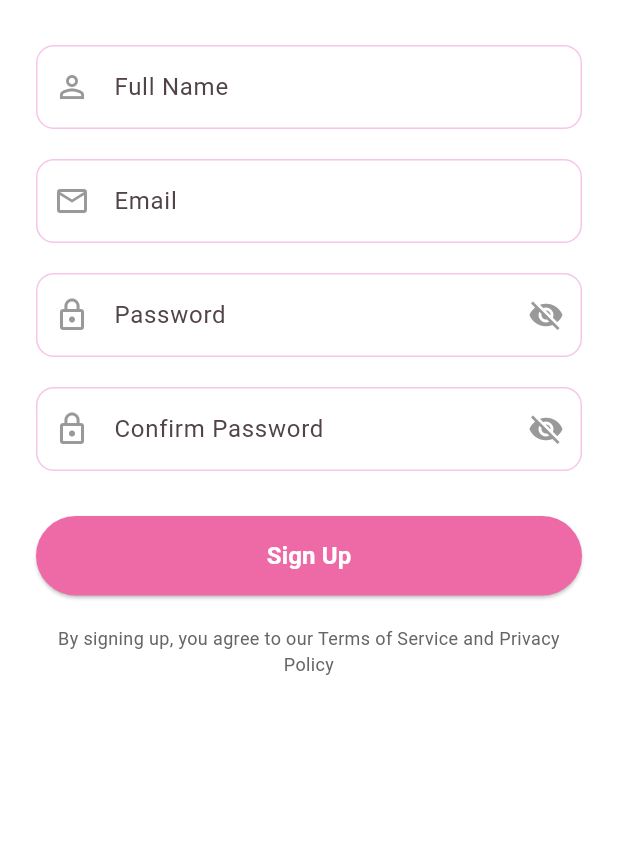
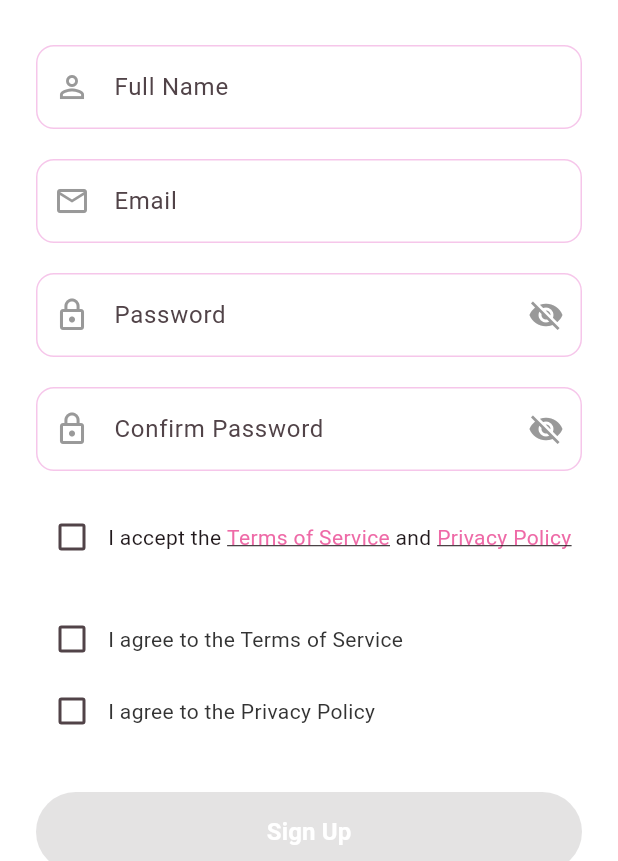
Before and after one commit to Faqih001/ovarian_cyst_support_app, a Flutter app: the SignupScreen screen opened directly, on a phone screen of 412 x 824 dp, the part 375-1236 px from its top. Run offline on Flutter 3.47's test engine with Material 3 defaults, Android fonts, the phone set to English and light mode, and no system bars; our stand-ins replace animated_text_kit, cloud_firestore, connectivity_plus, firebase_auth, firebase_core, firebase_messaging and 14 more; accounts and stored records are empty.

Commit message:
feat: Add user agreement handling with terms and privacy policy screens; update signup process to require acceptance

```diff
--- /dev/null
+++ b/lib/models/user_agreement.dart
@@ -0,0 +1,31 @@
+class UserAgreement {
+  final String userId;
+  final bool hasAcceptedTerms;
+  final bool hasAcceptedPrivacy;
+  final DateTime acceptedAt;
+
+  UserAgreement({
+    required this.userId,
+    required this.hasAcceptedTerms,
+    required this.hasAcceptedPrivacy,
+    required this.acceptedAt,
+  });
+
+  Map<String, dynamic> toMap() {
+    return {
+      'userId': userId,
+      'hasAcceptedTerms': hasAcceptedTerms,
+      'hasAcceptedPrivacy': hasAcceptedPrivacy,
+      'acceptedAt': acceptedAt.toIso8601String(),
+    };
+  }
+
+  factory UserAgreement.fromMap(Map<String, dynamic> map) {
+    return UserAgreement(
+      userId: map['userId'] as String,
+      hasAcceptedTerms: map['hasAcceptedTerms'] as bool,
+      hasAcceptedPrivacy: map['hasAcceptedPrivacy'] as bool,
+      acceptedAt: DateTime.parse(map['acceptedAt'] as String),
+    );
+  }
+}
--- a/lib/screens/auth/signup_screen.dart
+++ b/lib/screens/auth/signup_screen.dart
@@ -4,6 +4,8 @@ import 'package:provider/provider.dart';
 import 'package:ovarian_cyst_support_app/constants.dart';
 import 'package:ovarian_cyst_support_app/screens/home_screen.dart';
 import 'package:ovarian_cyst_support_app/services/auth_service.dart';
+import 'package:ovarian_cyst_support_app/screens/legal/privacy_policy_screen.dart';
+import 'package:ovarian_cyst_support_app/screens/legal/terms_of_service_screen.dart';
 
 class SignupScreen extends StatefulWidget {
   const SignupScreen({super.key});
@@ -22,6 +24,8 @@ class _SignupScreenState extends State<SignupScreen>
   final _formKey = GlobalKey<FormState>();
   bool _obscurePassword = true;
   bool _obscureConfirmPassword = true;
+  bool _acceptedTerms = false;
+  bool _acceptedPrivacy = false;
   late AnimationController _animationController;
   late Animation<Offset> _slideAnimation;
 
@@ -216,15 +220,144 @@ class _SignupScreenState extends State<SignupScreen>
                     },
                   ),
 
+                  const SizedBox(height: 20),
+
+                  // Terms and conditions checkbox
+                  Row(
+                    children: [
+                      Checkbox(
+                        value: _acceptedTerms,
+                        onChanged: (value) {
+                          setState(() {
+                            _acceptedTerms = value!;
+                          });
+                        },
+                      ),
+                      const Text('I accept the '),
+                      GestureDetector(
+                        onTap: () {
+                          Navigator.of(context).push(
+                            MaterialPageRoute(
+                              builder: (context) =>
+                                  const TermsOfServiceScreen(),
+                            ),
+                          );
+                        },
+                        child: const Text(
+                          'Terms of Service',
+                          style: TextStyle(
+                            color: AppColors.primary,
+                            decoration: TextDecoration.underline,
+                          ),
+                        ),
+                      ),
+                      const Text(' and '),
+                      GestureDetector(
+                        onTap: () {
+                          Navigator.of(context).push(
+                            MaterialPageRoute(
+                              builder: (context) => const PrivacyPolicyScreen(),
+                            ),
+                          );
+                        },
+                        child: const Text(
+                          'Privacy Policy',
+                          style: TextStyle(
+                            color: AppColors.primary,
+                            decoration: TextDecoration.underline,
+                          ),
+                        ),
+                      ),
+                    ],
+                  ),
+
+                  const SizedBox(height: 20),
+
+                  // Terms and Privacy Policy
+                  Column(
+                    children: [
+                      Row(
+                        children: [
+                          Checkbox(
+                            value: _acceptedTerms,
+                            onChanged: (bool? value) {
+                              setState(() {
+                                _acceptedTerms = value ?? false;
+                              });
+                            },
+                          ),
+                          Expanded(
+                            child: GestureDetector(
+                              onTap: () {
+                                Navigator.push(
+                                  context,
+                                  MaterialPageRoute(
+                                    builder: (context) =>
+                                        const TermsOfServiceScreen(),
+                                  ),
+                                );
+                              },
+                              child: Text(
+                                'I agree to the Terms of Service',
+                                style: Theme.of(context)
+                                    .textTheme
+                                    .bodyMedium
+                                    ?.copyWith(
+                                      color: AppColors.textPrimary,
+                                    ),
+                              ),
+                            ),
+                          ),
+                        ],
+                      ),
+                      Row(
+                        children: [
+                          Checkbox(
+                            value: _acceptedPrivacy,
+                            onChanged: (bool? value) {
+                              setState(() {
+                                _acceptedPrivacy = value ?? false;
+                              });
+                            },
+                          ),
+                          Expanded(
+                            child: GestureDetector(
+                              onTap: () {
+                                Navigator.push(
+                                  context,
+                                  MaterialPageRoute(
+                                    builder: (context) =>
+                                        const PrivacyPolicyScreen(),
+                                  ),
+                                );
+                              },
+                              child: Text(
+                                'I agree to the Privacy Policy',
+                                style: Theme.of(context)
+                                    .textTheme
+                                    .bodyMedium
+                                    ?.copyWith(
+                                      color: AppColors.textPrimary,
+                                    ),
+                              ),
+                            ),
+                          ),
+                        ],
+                      ),
+                    ],
+                  ),
+
                   const SizedBox(height: 30),
 
                   // Sign up button
                   ElevatedButton(
-                    onPressed: () {
-                      if (_formKey.currentState!.validate()) {
-                        _handleSignup();
-                      }
-                    },
+                    onPressed: (_acceptedTerms && _acceptedPrivacy)
+                        ? () {
+                            if (_formKey.currentState!.validate()) {
+                              _handleSignup();
+                            }
+                          }
+                        : null,
                     style: AppStyles.primaryButton,
                     child: const Text('Sign Up', style: AppStyles.buttonText),
                   ),
@@ -270,6 +403,8 @@ class _SignupScreenState extends State<SignupScreen>
       email,
       password,
       name,
+      acceptTerms: _acceptedTerms,
+      acceptPrivacy: _acceptedPrivacy,
     );
 
     // Check if widget is still mounted before continuing
```
Also changed, not shown: lib/screens/legal/privacy_policy_screen.dart (added, +106 -0 lines), lib/screens/legal/terms_of_service_screen.dart (added, +101 -0 lines), lib/services/auth_service.dart (+53 -2 lines), pubspec.yaml (+13 -15 lines), 2 other files.
